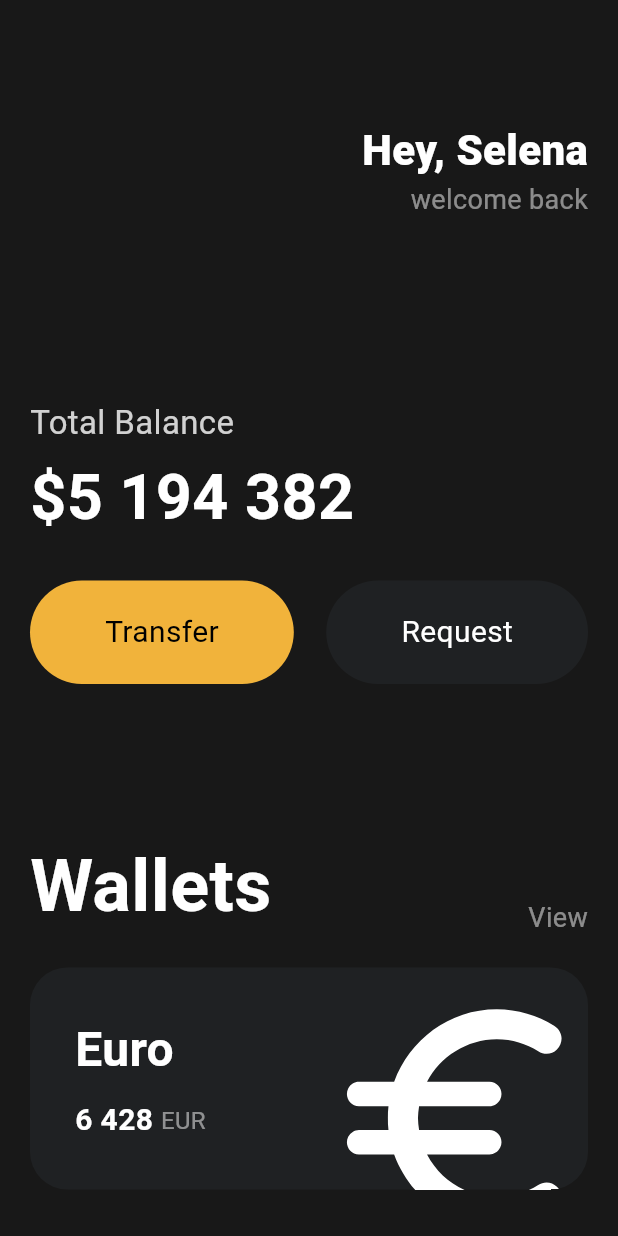
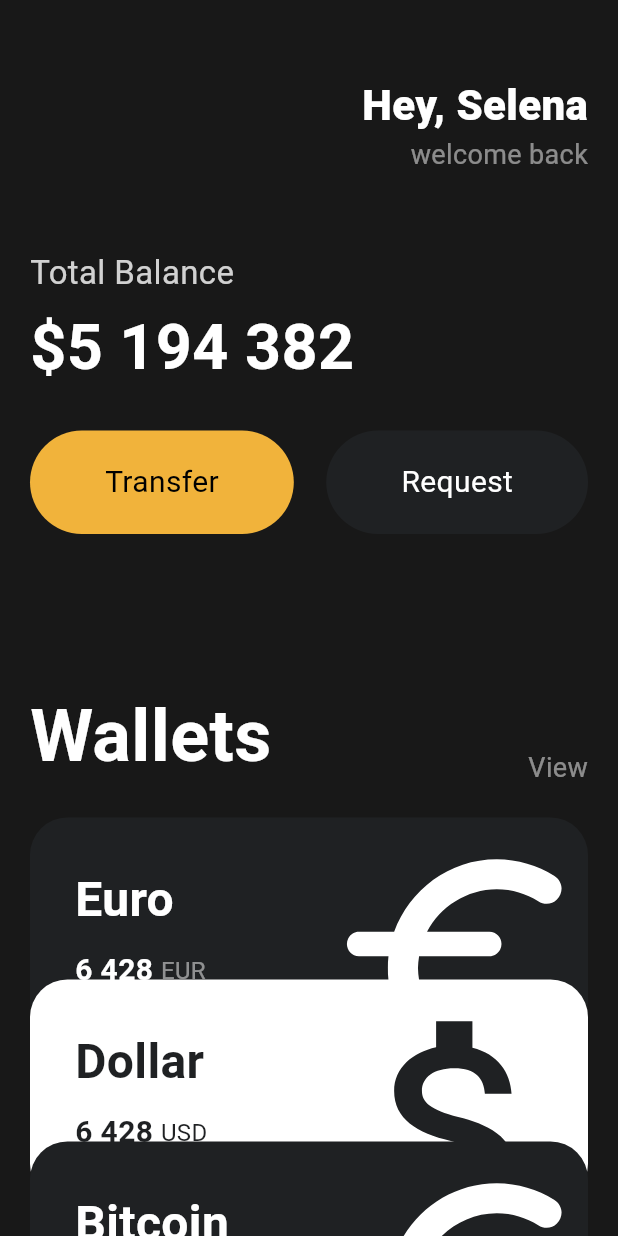
Before and after one commit to yundoun/toonflix, a Flutter app: the screen it shows after launch, on a phone screen of 412 x 824 dp. Run offline on Flutter 3.47's test engine with Material 3 defaults, Android fonts, the phone set to English and light mode, and no system bars.

Commit message:
Feat : 카드 겹치기

```diff
--- a/lib/main.dart
+++ b/lib/main.dart
@@ -1,5 +1,6 @@
 import 'package:flutter/material.dart';
 import 'package:toonflix/widgets/button.dart';
+import 'package:toonflix/widgets/currency_card.dart';
 
 void main() {
   runApp(const App());
@@ -13,13 +14,14 @@ class App extends StatelessWidget {
     return MaterialApp(
       home: Scaffold(
         backgroundColor: const Color(0xFF181818),
-        body: Padding(
+        body: SingleChildScrollView(
+          child: Padding(
             padding: const EdgeInsets.symmetric(horizontal: 20),
             child: Column(
               crossAxisAlignment: CrossAxisAlignment.start,
               children: [
                 const SizedBox(
-                height: 80,
+                  height: 50,
                 ),
                 Row(
                   mainAxisAlignment: MainAxisAlignment.end,
@@ -46,7 +48,7 @@ class App extends StatelessWidget {
                   ],
                 ),
                 const SizedBox(
-                height: 120,
+                  height: 50,
                 ),
                 Text(
                   'Total Balance',
@@ -107,70 +109,38 @@ class App extends StatelessWidget {
                 const SizedBox(
                   height: 20,
                 ),
-              Container(
-                clipBehavior: Clip.hardEdge,
-                decoration: BoxDecoration(
-                    color: const Color(0xFF1F2123),
-                    borderRadius: BorderRadius.circular(25)),
-                child: Padding(
-                  padding: const EdgeInsets.all(30),
-                  child: Row(
-                    mainAxisAlignment: MainAxisAlignment.spaceBetween,
-                    children: [
-                      Column(
-                        crossAxisAlignment: CrossAxisAlignment.start,
-                        children: [
-                          const Text(
-                            'Euro',
-                            style: TextStyle(
-                              color: Colors.white,
-                              fontSize: 32,
-                              fontWeight: FontWeight.w600,
+                const CurrencyCard(
+                  name: 'Euro',
+                  code: 'EUR',
+                  amount: '6 428',
+                  icon: Icons.euro_rounded,
+                  isInverted: false,
+                ),
+                Transform.translate(
+                  offset: const Offset(0, -40),
+                  child: const CurrencyCard(
+                    name: 'Dollar',
+                    code: 'USD',
+                    amount: '6 428',
+                    icon: Icons.attach_money_outlined,
+                    isInverted: true,
                   ),
                 ),
-                          const SizedBox(
-                            height: 10,
-                          ),
-                          Row(
-                            children: [
-                              const Text(
-                                '6 428',
-                                style: TextStyle(
-                                  color: Colors.white,
-                                  fontSize: 20,
-                                  fontWeight: FontWeight.w600,
-                                ),
-                              ),
-                              const SizedBox(
-                                width: 5,
-                              ),
-                              Text(
-                                'EUR',
-                                style: TextStyle(
-                                  color: Colors.white.withOpacity(0.5),
-                                  fontSize: 16,
-                                ),
-                              )
-                            ],
-                          ),
-                        ],
-                      ),
-                      Transform.scale(
-                        scale: 2.2,
-                        child: Transform.translate(
-                          offset: const Offset(-5, 12),
-                          child: const Icon(Icons.euro_rounded,
-                              color: Colors.white, size: 88),
-                        ),
-                      )
-                    ],
-                  ),
+                Transform.translate(
+                  offset: const Offset(0, -80),
+                  child: const CurrencyCard(
+                    name: 'Bitcoin',
+                    code: 'BTC',
+                    amount: '9 785',
+                    icon: Icons.euro_rounded,
+                    isInverted: false,
                   ),
                 ),
               ],
             ),
           ),
         ),
+      ),
     );
   }
 }
--- /dev/null
+++ b/lib/widgets/currency_card.dart
@@ -0,0 +1,90 @@
+import 'package:flutter/material.dart';
+
+class CurrencyCard extends StatelessWidget {
+  final String name, code, amount;
+  final IconData icon;
+  final bool isInverted;
+
+  final _blackColor = const Color(0xFF1F2123);
+
+  const CurrencyCard({
+    super.key,
+    required this.name,
+    required this.code,
+    required this.amount,
+    required this.icon,
+    required this.isInverted,
+  });
+
+  @override
+  Widget build(BuildContext context) {
+    return Container(
+      clipBehavior: Clip.hardEdge,
+      decoration: BoxDecoration(
+          color: isInverted ? Colors.white : _blackColor,
+          borderRadius: BorderRadius.circular(25)),
+      child: Padding(
+        padding: const EdgeInsets.all(30),
+        child: Row(
+          mainAxisAlignment: MainAxisAlignment.spaceBetween,
+          children: [
+            Column(
+              crossAxisAlignment: CrossAxisAlignment.start,
+              children: [
+                Text(
+                  name,
+                  style: TextStyle(
+                    color: isInverted ? _blackColor : Colors.white,
+                    fontSize: 32,
+                    fontWeight: FontWeight.w600,
+                  ),
+                ),
+                const SizedBox(
+                  height: 10,
+                ),
+                Row(
+                  children: [
+                    Text(
+                      amount,
+                      style: TextStyle(
+                        color: isInverted ? _blackColor : Colors.white,
+                        fontSize: 20,
+                        fontWeight: FontWeight.w600,
+                      ),
+                    ),
+                    const SizedBox(
+                      width: 5,
+                    ),
+                    Text(
+                      code,
+                      style: TextStyle(
+                        color: isInverted
+                            ? _blackColor
+                            : Colors.white.withOpacity(0.5),
+                        fontSize: 16,
+                      ),
+                    )
+                  ],
+                ),
+              ],
+            ),
+            Transform.scale(
+              scale: 2.2,
+              child: Transform.translate(
+                offset: const Offset(
+                  -5,
+                  12,
+                ),
+                child: Icon(
+                  icon,
+                  color: isInverted ? _blackColor : Colors.white,
+                  size: 88,
+                ),
+              ),
+            )
+          ],
+        ),
+      ),
+    );
+  }
+}
```
Lines whose indentation alone changed are shown as unchanged.
